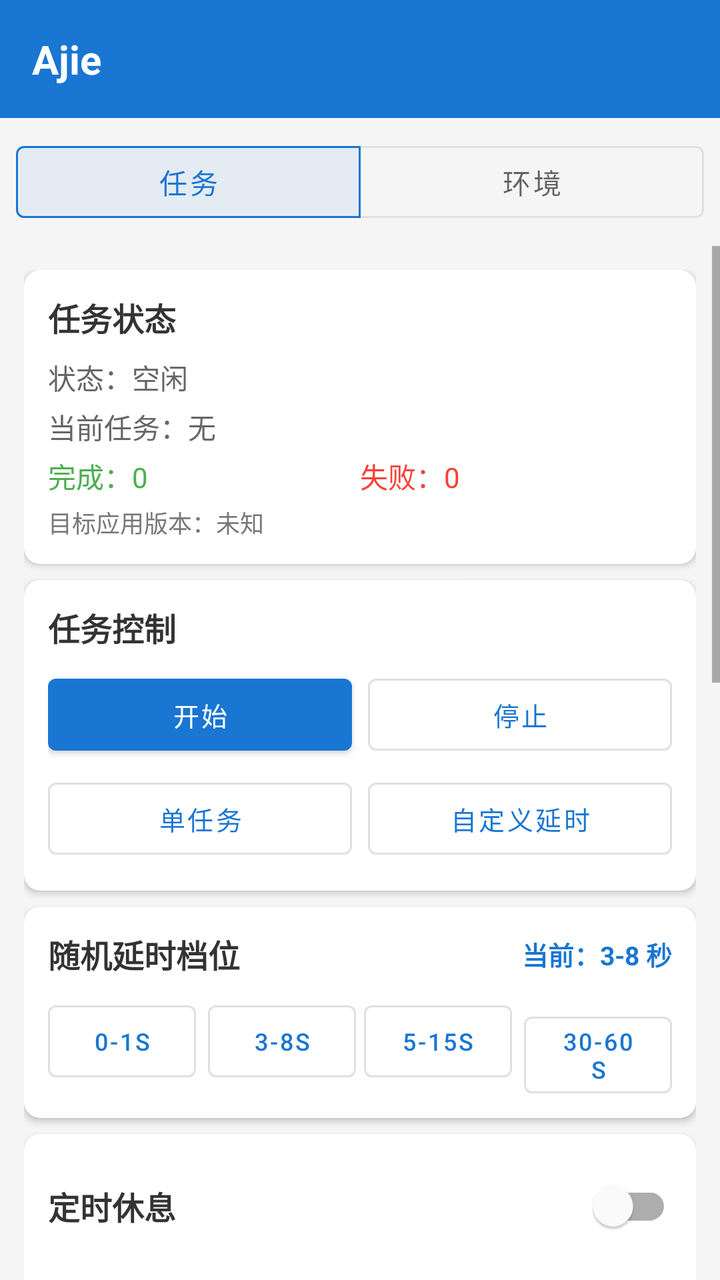
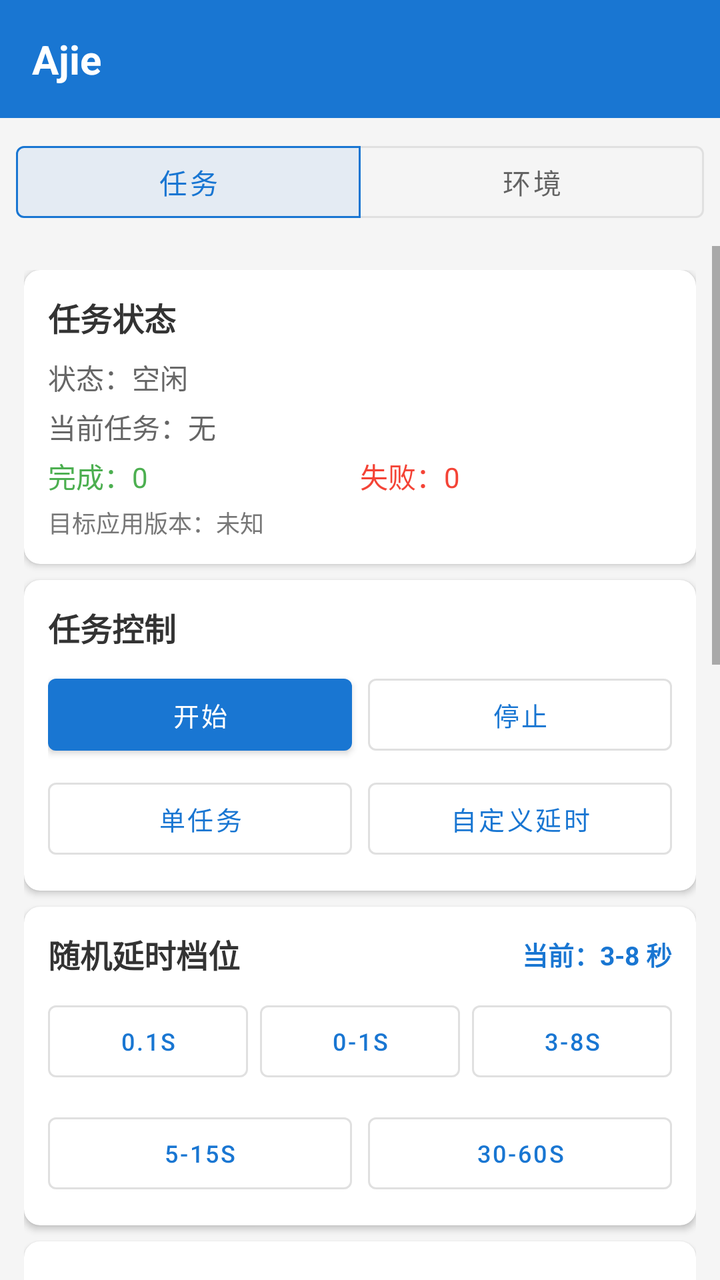

Before-and-after screenshots of an Android layout around one commit, followed by the original layout XML and the change that was made.
<!-- AndroidManifest.xml: application theme Theme.TaskHelper -->
<!-- res/layout/activity_main.xml -->
<?xml version="1.0" encoding="utf-8"?>
<LinearLayout xmlns:android="http://schemas.android.com/apk/res/android"
    xmlns:app="http://schemas.android.com/apk/res-auto"
    android:layout_width="match_parent"
    android:layout_height="match_parent"
    android:background="#F5F5F5"
    android:orientation="vertical">

    <LinearLayout
        android:layout_width="match_parent"
        android:layout_height="wrap_content"
        android:background="#1976D2"
        android:gravity="center_vertical"
        android:orientation="horizontal"
        android:padding="16dp">

        <TextView
            android:layout_width="0dp"
            android:layout_height="wrap_content"
            android:layout_weight="1"
            android:text="Ajie"
            android:textColor="#FFFFFF"
            android:textSize="20sp"
            android:textStyle="bold" />

        <TextView
            android:id="@+id/tv_username"
            android:layout_width="wrap_content"
            android:layout_height="wrap_content"
            android:textColor="#FFFFFF"
            android:textSize="14sp" />
    </LinearLayout>

    <com.google.android.material.button.MaterialButtonToggleGroup
        android:id="@+id/tab_group"
        android:layout_width="match_parent"
        android:layout_height="wrap_content"
        android:padding="8dp"
        app:checkedButton="@id/tab_task"
        app:selectionRequired="true"
        app:singleSelection="true">

        <com.google.android.material.button.MaterialButton
            android:id="@+id/tab_task"
            style="@style/Widget.MaterialComponents.Button.OutlinedButton"
            android:layout_width="0dp"
            android:layout_height="wrap_content"
            android:layout_weight="1"
            android:text="任务" />

        <com.google.android.material.button.MaterialButton
            android:id="@+id/tab_env"
            style="@style/Widget.MaterialComponents.Button.OutlinedButton"
            android:layout_width="0dp"
            android:layout_height="wrap_content"
            android:layout_weight="1"
            android:text="环境" />
    </com.google.android.material.button.MaterialButtonToggleGroup>

    <ScrollView
        android:id="@+id/page_task"
        android:layout_width="match_parent"
        android:layout_height="0dp"
        android:layout_weight="1">

        <LinearLayout
            android:layout_width="match_parent"
            android:layout_height="wrap_content"
            android:orientation="vertical"
            android:padding="12dp">

            <androidx.cardview.widget.CardView
                android:layout_width="match_parent"
                android:layout_height="wrap_content"
                android:layout_marginBottom="8dp"
                app:cardCornerRadius="8dp"
                app:cardElevation="2dp">

                <LinearLayout
                    android:layout_width="match_parent"
                    android:layout_height="wrap_content"
                    android:orientation="vertical"
                    android:padding="12dp">

                    <TextView
                        android:layout_width="wrap_content"
                        android:layout_height="wrap_content"
                        android:layout_marginBottom="8dp"
                        android:text="任务状态"
                        android:textColor="#333333"
                        android:textSize="16sp"
                        android:textStyle="bold" />

                    <TextView
                        android:id="@+id/tv_status"
                        android:layout_width="match_parent"
                        android:layout_height="wrap_content"
                        android:text="状态：空闲"
                        android:textColor="#666666"
                        android:textSize="14sp" />

                    <TextView
                        android:id="@+id/tv_current_task"
                        android:layout_width="match_parent"
                        android:layout_height="wrap_content"
                        android:layout_marginTop="4dp"
                        android:text="当前任务：无"
                        android:textColor="#666666"
                        android:textSize="14sp" />

                    <LinearLayout
                        android:layout_width="match_parent"
                        android:layout_height="wrap_content"
                        android:layout_marginTop="4dp"
                        android:orientation="horizontal">

                        <TextView
                            android:id="@+id/tv_completed_count"
                            android:layout_width="0dp"
                            android:layout_height="wrap_content"
                            android:layout_weight="1"
                            android:text="完成：0"
                            android:textColor="#4CAF50"
                            android:textSize="14sp" />

                        <TextView
                            android:id="@+id/tv_failed_count"
                            android:layout_width="0dp"
                            android:layout_height="wrap_content"
                            android:layout_weight="1"
                            android:text="失败：0"
                            android:textColor="#F44336"
                            android:textSize="14sp" />
                    </LinearLayout>

                    <TextView
                        android:id="@+id/tv_target_version"
                        android:layout_width="match_parent"
                        android:layout_height="wrap_content"
                        android:layout_marginTop="4dp"
                        android:text="目标应用版本：未知"
                        android:textColor="#777777"
                        android:textSize="12sp" />
                </LinearLayout>
            </androidx.cardview.widget.CardView>

            <androidx.cardview.widget.CardView
                android:layout_width="match_parent"
                android:layout_height="wrap_content"
                android:layout_marginBottom="8dp"
                app:cardCornerRadius="8dp"
                app:cardElevation="2dp">

                <LinearLayout
                    android:layout_width="match_parent"
                    android:layout_height="wrap_content"
                    android:orientation="vertical"
                    android:padding="12dp">

                    <TextView
                        android:layout_width="wrap_content"
                        android:layout_height="wrap_content"
                        android:layout_marginBottom="8dp"
                        android:text="任务控制"
                        android:textColor="#333333"
                        android:textSize="16sp"
                        android:textStyle="bold" />

                    <LinearLayout
                        android:layout_width="match_parent"
                        android:layout_height="wrap_content"
                        android:orientation="horizontal">

                        <com.google.android.material.button.MaterialButton
                            android:id="@+id/btn_start_auto"
                            android:layout_width="0dp"
                            android:layout_height="wrap_content"
                            android:layout_marginEnd="4dp"
                            android:layout_weight="1"
                            android:text="开始"
                            android:textSize="13sp" />

                        <com.google.android.material.button.MaterialButton
                            android:id="@+id/btn_stop_auto"
                            style="@style/Widget.MaterialComponents.Button.OutlinedButton"
                            android:layout_width="0dp"
                            android:layout_height="wrap_content"
                            android:layout_marginStart="4dp"
                            android:layout_weight="1"
                            android:text="停止"
                            android:textSize="13sp" />
                    </LinearLayout>

                    <LinearLayout
                        android:layout_width="match_parent"
                        android:layout_height="wrap_content"
                        android:layout_marginTop="4dp"
                        android:orientation="horizontal">

                        <com.google.android.material.button.MaterialButton
                            android:id="@+id/btn_single_task"
                            style="@style/Widget.MaterialComponents.Button.OutlinedButton"
                            android:layout_width="0dp"
                            android:layout_height="wrap_content"
                            android:layout_marginEnd="4dp"
                            android:layout_weight="1"
                            android:text="单任务"
                            android:textSize="13sp" />

                        <com.google.android.material.button.MaterialButton
                            android:id="@+id/btn_test_api"
                            style="@style/Widget.MaterialComponents.Button.OutlinedButton"
                            android:layout_width="0dp"
                            android:layout_height="wrap_content"
                            android:layout_marginStart="4dp"
                            android:layout_weight="1"
                            android:text="自定义延时"
                            android:textSize="13sp" />
                    </LinearLayout>
                </LinearLayout>
            </androidx.cardview.widget.CardView>

            <androidx.cardview.widget.CardView
                android:layout_width="match_parent"
                android:layout_height="wrap_content"
                android:layout_marginBottom="8dp"
                app:cardCornerRadius="8dp"
                app:cardElevation="2dp">

                <LinearLayout
                    android:layout_width="match_parent"
                    android:layout_height="wrap_content"
                    android:orientation="vertical"
                    android:padding="12dp">

                    <LinearLayout
                        android:layout_width="match_parent"
                        android:layout_height="wrap_content"
                        android:layout_marginBottom="8dp"
                        android:gravity="center_vertical"
                        android:orientation="horizontal">

                        <TextView
                            android:layout_width="0dp"
                            android:layout_height="wrap_content"
                            android:layout_weight="1"
                            android:text="随机延时档位"
                            android:textColor="#333333"
                            android:textSize="16sp"
                            android:textStyle="bold" />

                        <TextView
                            android:id="@+id/tv_current_delay"
                            android:layout_width="wrap_content"
                            android:layout_height="wrap_content"
                            android:text="当前：3-8 秒"
                            android:textColor="#1976D2"
                            android:textSize="13sp"
                            android:textStyle="bold" />
                    </LinearLayout>

                    <LinearLayout
                        android:layout_width="match_parent"
                        android:layout_height="wrap_content"
                        android:orientation="horizontal">

                        <com.google.android.material.button.MaterialButton
                            android:id="@+id/btn_delay_0_1"
                            style="@style/Widget.MaterialComponents.Button.OutlinedButton"
                            android:layout_width="0dp"
                            android:layout_height="wrap_content"
                            android:layout_marginEnd="4dp"
                            android:layout_weight="1"
                            android:text="0-1s"
                            android:textSize="12sp" />

                        <com.google.android.material.button.MaterialButton
                            android:id="@+id/btn_delay_3_8"
                            style="@style/Widget.MaterialComponents.Button.OutlinedButton"
                            android:layout_width="0dp"
                            android:layout_height="wrap_content"
                            android:layout_marginHorizontal="2dp"
                            android:layout_weight="1"
                            android:text="3-8s"
                            android:textSize="12sp" />

                        <com.google.android.material.button.MaterialButton
                            android:id="@+id/btn_delay_5_15"
                            style="@style/Widget.MaterialComponents.Button.OutlinedButton"
                            android:layout_width="0dp"
                            android:layout_height="wrap_content"
                            android:layout_marginHorizontal="2dp"
                            android:layout_weight="1"
                            android:text="5-15s"
                            android:textSize="12sp" />

                        <com.google.android.material.button.MaterialButton
                            android:id="@+id/btn_delay_30_60"
                            style="@style/Widget.MaterialComponents.Button.OutlinedButton"
                            android:layout_width="0dp"
                            android:layout_height="wrap_content"
                            android:layout_marginStart="4dp"
                            android:layout_weight="1"
                            android:text="30-60s"
                            android:textSize="12sp" />
                    </LinearLayout>
                </LinearLayout>
            </androidx.cardview.widget.CardView>

            <androidx.cardview.widget.CardView
                android:layout_width="match_parent"
                android:layout_height="wrap_content"
                android:layout_marginBottom="8dp"
                app:cardCornerRadius="8dp"
                app:cardElevation="2dp">

                <LinearLayout
                    android:layout_width="match_parent"
                    android:layout_height="wrap_content"
                    android:orientation="vertical"
                    android:padding="12dp">

                    <LinearLayout
                        android:layout_width="match_parent"
                        android:layout_height="wrap_content"
                        android:gravity="center_vertical"
                        android:orientation="horizontal">

                        <TextView
                            android:layout_width="0dp"
                            android:layout_height="wrap_content"
                            android:layout_weight="1"
                            android:text="定时休息"
                            android:textColor="#333333"
                            android:textSize="16sp"
                            android:textStyle="bold" />

                        <com.google.android.material.switchmaterial.SwitchMaterial
                            android:id="@+id/switch_pause_enabled"
                            android:layout_width="wrap_content"
                            android:layout_height="wrap_content" />
                    </LinearLayout>

                    <LinearLayout
                        android:layout_width="match_parent"
                        android:layout_height="wrap_content"
                        android:layout_marginTop="4dp"
                        android:gravity="center_vertical"
                        android:orientation="horizontal">

                        <TextView
                            android:layout_width="wrap_content"
                            android:layout_height="wrap_content"
                            android:text="成功"
                            android:textColor="#666666"
                            android:textSize="13sp" />

                        <EditText
                            android:id="@+id/et_pause_count"
                            android:layout_width="60dp"
                            android:layout_height="wrap_content"
                            android:layout_marginHorizontal="4dp"
                            android:gravity="center"
                            android:inputType="number"
                            android:text="50"
                            android:textSize="13sp" />

                        <TextView
                            android:layout_width="wrap_content"
                            android:layout_height="wrap_content"
                            android:text="个后，暂停"
                            android:textColor="#666666"
                            android:textSize="13sp" />

                        <EditText
                            android:id="@+id/et_pause_minutes"
                            android:layout_width="60dp"
                            android:layout_height="wrap_content"
                            android:layout_marginHorizontal="4dp"
                            android:gravity="center"
                            android:inputType="number"
                            android:text="30"
                            android:textSize="13sp" />

                        <TextView
                            android:layout_width="wrap_content"
                            android:layout_height="wrap_content"
                            android:text="分钟"
                            android:textColor="#666666"
                            android:textSize="13sp" />
                    </LinearLayout>
                </LinearLayout>
            </androidx.cardview.widget.CardView>

            <androidx.cardview.widget.CardView
                android:layout_width="match_parent"
                android:layout_height="wrap_content"
                android:layout_marginBottom="8dp"
                app:cardCornerRadius="8dp"
                app:cardElevation="2dp">

                <LinearLayout
                    android:layout_width="match_parent"
                    android:layout_height="wrap_content"
                    android:orientation="vertical"
                    android:padding="12dp">

                    <LinearLayout
                        android:layout_width="match_parent"
                        android:layout_height="wrap_content"
                        android:gravity="center_vertical"
                        android:orientation="horizontal">

                        <TextView
                            android:layout_width="0dp"
                            android:layout_height="wrap_content"
                            android:layout_weight="1"
                            android:text="静默模式"
                            android:textColor="#333333"
                            android:textSize="16sp"
                            android:textStyle="bold" />

                        <com.google.android.material.switchmaterial.SwitchMaterial
                            android:id="@+id/switch_silent_mode"
                            android:layout_width="wrap_content"
                            android:layout_height="wrap_content" />
                    </LinearLayout>

                    <TextView
                        android:layout_width="match_parent"
                        android:layout_height="wrap_content"
                        android:layout_marginTop="4dp"
                        android:text="开启后只通知环境App抓取商品数据，不跳转商品页；约15秒未回传自动回退跳转。"
                        android:textColor="#888888"
                        android:textSize="12sp" />
                </LinearLayout>
            </androidx.cardview.widget.CardView>

            <androidx.cardview.widget.CardView
                android:layout_width="match_parent"
                android:layout_height="wrap_content"
                android:layout_marginBottom="8dp"
                app:cardCornerRadius="8dp"
                app:cardElevation="2dp">

                <LinearLayout
                    android:layout_width="match_parent"
                    android:layout_height="wrap_content"
                    android:orientation="vertical"
                    android:padding="12dp">

                    <LinearLayout
                        android:layout_width="match_parent"
                        android:layout_height="wrap_content"
                        android:gravity="center_vertical"
                        android:orientation="horizontal">

                        <TextView
                            android:layout_width="0dp"
                            android:layout_height="wrap_content"
                            android:layout_weight="1"
                            android:text="聊一聊（OCR识别）"
                            android:textColor="#333333"
                            android:textSize="16sp"
                            android:textStyle="bold" />

                        <com.google.android.material.switchmaterial.SwitchMaterial
                            android:id="@+id/switch_chat_mode"
                            android:layout_width="wrap_content"
                            android:layout_height="wrap_content" />
                    </LinearLayout>

                    <TextView
                        android:layout_width="match_parent"
                        android:layout_height="wrap_content"
                        android:layout_marginTop="4dp"
                        android:text="开启后每轮任务把链接发送到当前Shopee聊天并点击，上传后自动返回聊天；自动识别搜图页并先关闭再返回。"
                        android:textColor="#888888"
                        android:textSize="12sp" />

                    <TextView
                        android:id="@+id/tv_chat_status"
                        android:layout_width="match_parent"
                        android:layout_height="wrap_content"
                        android:layout_marginTop="4dp"
                        android:text="未开启"
                        android:textColor="#E67E22"
                        android:textSize="12sp" />

                    <com.google.android.material.button.MaterialButton
                        android:id="@+id/btn_chat_permission"
                        style="@style/Widget.MaterialComponents.Button.OutlinedButton"
                        android:layout_width="match_parent"
                        android:layout_height="wrap_content"
                        android:layout_marginTop="6dp"
                        android:text="去开启无障碍权限（聊一聊）"
                        android:textSize="13sp" />
                </LinearLayout>
            </androidx.cardview.widget.CardView>

            <androidx.cardview.widget.CardView
                android:layout_width="match_parent"
                android:layout_height="wrap_content"
                android:layout_marginBottom="8dp"
                app:cardCornerRadius="8dp"
                app:cardElevation="2dp">

                <LinearLayout
                    android:layout_width="match_parent"
                    android:layout_height="wrap_content"
                    android:orientation="vertical"
                    android:padding="12dp">

                    <LinearLayout
                        android:layout_width="match_parent"
                        android:layout_height="wrap_content"
                        android:layout_marginBottom="8dp"
                        android:gravity="center_vertical"
                        android:orientation="horizontal">

                        <TextView
                            android:layout_width="0dp"
                            android:layout_height="wrap_content"
                            android:layout_weight="1"
                            android:text="运行日志"
                            android:textColor="#333333"
                            android:textSize="16sp"
                            android:textStyle="bold" />

                        <com.google.android.material.button.MaterialButton
                            android:id="@+id/btn_clear_log"
                            style="@style/Widget.MaterialComponents.Button.TextButton"
                            android:layout_width="wrap_content"
                            android:layout_height="wrap_content"
                            android:text="清空"
                            android:textSize="12sp" />
                    </LinearLayout>

                    <ScrollView
                        android:id="@+id/scroll_logs"
                        android:layout_width="match_parent"
                        android:layout_height="200dp"
                        android:background="#1A000000"
                        android:padding="8dp">

                        <TextView
                            android:id="@+id/tv_logs"
                            android:layout_width="match_parent"
                            android:layout_height="wrap_content"
                            android:fontFamily="monospace"
                            android:textColor="#333333"
                            android:textSize="11sp" />
                    </ScrollView>
                </LinearLayout>
            </androidx.cardview.widget.CardView>

            <com.google.android.material.button.MaterialButton
                android:id="@+id/btn_logout"
                style="@style/Widget.MaterialComponents.Button.TextButton"
                android:layout_width="match_parent"
                android:layout_height="wrap_content"
                android:text="退出登录"
                android:textColor="#F44336"
                android:textSize="14sp" />
        </LinearLayout>
    </ScrollView>

    <LinearLayout
        android:id="@+id/page_env"
        android:layout_width="match_parent"
        android:layout_height="0dp"
        android:layout_weight="1"
        android:orientation="vertical"
        android:padding="12dp"
        android:visibility="gone">

        <androidx.cardview.widget.CardView
            android:layout_width="match_parent"
            android:layout_height="wrap_content"
            android:layout_marginBottom="8dp"
            app:cardCornerRadius="8dp"
            app:cardElevation="2dp">

            <LinearLayout
                android:layout_width="match_parent"
                android:layout_height="wrap_content"
                android:gravity="center_vertical"
                android:orientation="horizontal"
                android:padding="12dp">

                <TextView
                    android:id="@+id/tv_fp_count"
                    android:layout_width="0dp"
                    android:layout_height="wrap_content"
                    android:layout_weight="1"
                    android:text="总数：0"
                    android:textColor="#666666"
                    android:textSize="14sp" />

                <com.google.android.material.button.MaterialButton
                    android:id="@+id/btn_generate_fp"
                    style="@style/Widget.MaterialComponents.Button.OutlinedButton"
                    android:layout_width="wrap_content"
                    android:layout_height="wrap_content"
                    android:layout_marginEnd="8dp"
                    android:text="生成"
                    android:textSize="13sp" />

                <com.google.android.material.button.MaterialButton
                    android:id="@+id/btn_batch_generate_fp"
                    android:layout_width="wrap_content"
                    android:layout_height="wrap_content"
                    android:text="批量"
                    android:textSize="13sp" />
            </LinearLayout>
        </androidx.cardview.widget.CardView>

        <androidx.recyclerview.widget.RecyclerView
            android:id="@+id/rv_fp_list"
            android:layout_width="match_parent"
            android:layout_height="0dp"
            android:layout_weight="1"
            android:clipToPadding="false"
            android:padding="4dp" />
    </LinearLayout>
</LinearLayout>
<!-- resources referenced by this layout -->
<resources>
  <style name="Theme.TaskHelper" parent="Theme.MaterialComponents.Light.NoActionBar">
          <item name="colorPrimary">#1976D2</item>
          <item name="colorPrimaryVariant">#1565C0</item>
          <item name="colorOnPrimary">#FFFFFF</item>
          <item name="colorSecondary">#26A69A</item>
          <item name="colorSecondaryVariant">#00897B</item>
          <item name="colorOnSecondary">#FFFFFF</item>
          <item name="android:statusBarColor">#1565C0</item>
      </style>
</resources>

<!-- the commit's change to res/layout/activity_main.xml (unified diff, before → after) -->
@@ -262,47 +262,70 @@
                     <LinearLayout
                         android:layout_width="match_parent"
                         android:layout_height="wrap_content"
-                        android:orientation="horizontal">
-
-                        <com.google.android.material.button.MaterialButton
-                            android:id="@+id/btn_delay_0_1"
-                            style="@style/Widget.MaterialComponents.Button.OutlinedButton"
-                            android:layout_width="0dp"
-                            android:layout_height="wrap_content"
-                            android:layout_marginEnd="4dp"
-                            android:layout_weight="1"
-                            android:text="0-1s"
-                            android:textSize="12sp" />
-
-                        <com.google.android.material.button.MaterialButton
-                            android:id="@+id/btn_delay_3_8"
-                            style="@style/Widget.MaterialComponents.Button.OutlinedButton"
-                            android:layout_width="0dp"
-                            android:layout_height="wrap_content"
-                            android:layout_marginHorizontal="2dp"
-                            android:layout_weight="1"
-                            android:text="3-8s"
-                            android:textSize="12sp" />
-
-                        <com.google.android.material.button.MaterialButton
-                            android:id="@+id/btn_delay_5_15"
-                            style="@style/Widget.MaterialComponents.Button.OutlinedButton"
-                            android:layout_width="0dp"
-                            android:layout_height="wrap_content"
-                            android:layout_marginHorizontal="2dp"
-                            android:layout_weight="1"
-                            android:text="5-15s"
-                            android:textSize="12sp" />
-
-                        <com.google.android.material.button.MaterialButton
-                            android:id="@+id/btn_delay_30_60"
-                            style="@style/Widget.MaterialComponents.Button.OutlinedButton"
-                            android:layout_width="0dp"
-                            android:layout_height="wrap_content"
-                            android:layout_marginStart="4dp"
-                            android:layout_weight="1"
-                            android:text="30-60s"
-                            android:textSize="12sp" />
+                        android:orientation="vertical">
+
+                        <LinearLayout
+                            android:layout_width="match_parent"
+                            android:layout_height="wrap_content"
+                            android:orientation="horizontal">
+
+                            <com.google.android.material.button.MaterialButton
+                                android:id="@+id/btn_delay_0_1s"
+                                style="@style/Widget.MaterialComponents.Button.OutlinedButton"
+                                android:layout_width="0dp"
+                                android:layout_height="wrap_content"
+                                android:layout_marginEnd="4dp"
+                                android:layout_weight="1"
+                                android:text="0.1s"
+                                android:textSize="12sp" />
+
+                            <com.google.android.material.button.MaterialButton
+                                android:id="@+id/btn_delay_0_1"
+                                style="@style/Widget.MaterialComponents.Button.OutlinedButton"
+                                android:layout_width="0dp"
+                                android:layout_height="wrap_content"
+                                android:layout_marginHorizontal="2dp"
+                                android:layout_weight="1"
+                                android:text="0-1s"
+                                android:textSize="12sp" />
+
+                            <com.google.android.material.button.MaterialButton
+                                android:id="@+id/btn_delay_3_8"
+                                style="@style/Widget.MaterialComponents.Button.OutlinedButton"
+                                android:layout_width="0dp"
+                                android:layout_height="wrap_content"
+                                android:layout_marginStart="4dp"
+                                android:layout_weight="1"
+                                android:text="3-8s"
+                                android:textSize="12sp" />
+                        </LinearLayout>
+
+                        <LinearLayout
+                            android:layout_width="match_parent"
+                            android:layout_height="wrap_content"
+                            android:layout_marginTop="8dp"
+                            android:orientation="horizontal">
+
+                            <com.google.android.material.button.MaterialButton
+                                android:id="@+id/btn_delay_5_15"
+                                style="@style/Widget.MaterialComponents.Button.OutlinedButton"
+                                android:layout_width="0dp"
+                                android:layout_height="wrap_content"
+                                android:layout_marginEnd="4dp"
+                                android:layout_weight="1"
+                                android:text="5-15s"
+                                android:textSize="12sp" />
+
+                            <com.google.android.material.button.MaterialButton
+                                android:id="@+id/btn_delay_30_60"
+                                style="@style/Widget.MaterialComponents.Button.OutlinedButton"
+                                android:layout_width="0dp"
+                                android:layout_height="wrap_content"
+                                android:layout_marginStart="4dp"
+                                android:layout_weight="1"
+                                android:text="30-60s"
+                                android:textSize="12sp" />
+                        </LinearLayout>
                     </LinearLayout>
                 </LinearLayout>
             </androidx.cardview.widget.CardView>
